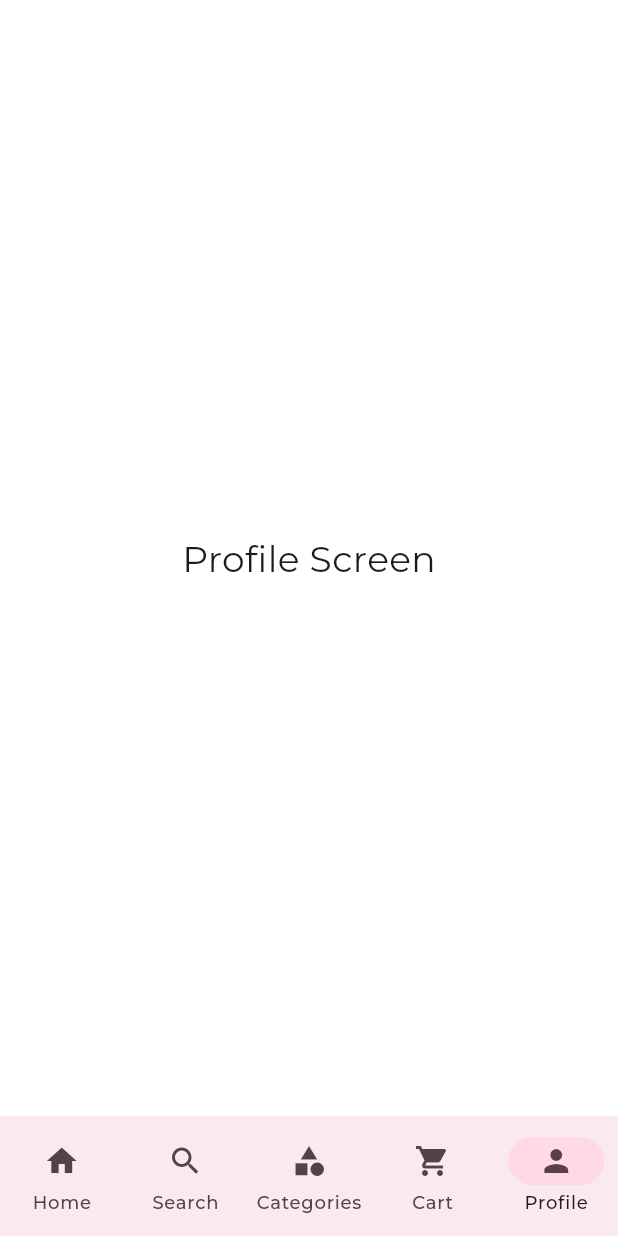
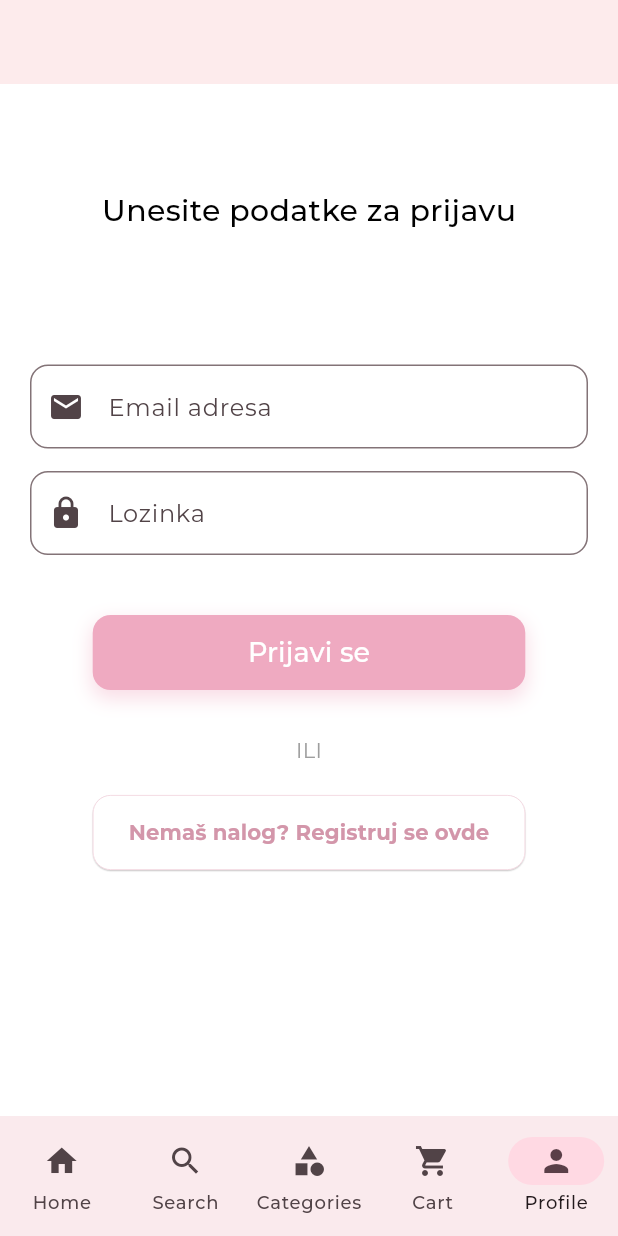
Before and after one commit to saraamicic/MITProjekat, a Flutter app: the screen it shows after launch, item 5 of the bottom bar chosen, on a phone screen of 412 x 824 dp. Run offline on Flutter 3.47's test engine with Material 3 defaults, Android fonts, the phone set to English and light mode, and no system bars; our stand-ins replace card_swiper, fancy_shimmer_image, google_fonts.

Commit message:
Uradjen ekran za prijavu - profile screen, i napravljeno da ako se klikne na dugme za registraciju ode na inner screen register (on nije jos stilizovan skroz)

```diff
--- a/lib/main.dart
+++ b/lib/main.dart
@@ -3,6 +3,7 @@ import 'package:glossyprojekat/consts/app_colors.dart';
 import 'package:glossyprojekat/providers/cart_provider.dart';
 import 'package:glossyprojekat/providers/products_provider.dart';
 import 'package:glossyprojekat/screens/inner_screens/product_details.dart';
+import 'package:glossyprojekat/screens/inner_screens/register_screen.dart';
 import 'package:glossyprojekat/screens/inner_screens/sub_category_screen.dart';
 import 'package:glossyprojekat/screens/root_screen.dart';
 import 'package:glossyprojekat/screens/search_screen.dart';
@@ -53,6 +54,7 @@ class MyApp extends StatelessWidget {
               const ProductDetailsScreen(),
           SubCategoryScreen.routeName: (context) => const SubCategoryScreen(),
           SearchScreen.routeName: (context) => const SearchScreen(),
+          RegisterScreen.routeName: (context) => const RegisterScreen(),
         },
       ),
     );
--- a/lib/screens/inner_screens/product_details.dart
+++ b/lib/screens/inner_screens/product_details.dart
@@ -114,6 +114,7 @@ class ProductDetailsScreen extends StatelessWidget {
               ),
             ),
             onPressed: () {
+
               final cartProvider = Provider.of<CartProvider>(
                 context,
                 listen: false,
--- a/lib/screens/profile_screen.dart
+++ b/lib/screens/profile_screen.dart
@@ -1,15 +1,160 @@
 import 'package:flutter/material.dart';
+import 'package:glossyprojekat/screens/inner_screens/register_screen.dart';
 
-class ProfileScreen extends StatelessWidget {
+class ProfileScreen extends StatefulWidget {
   const ProfileScreen({super.key});
 
   @override
+  State<ProfileScreen> createState() => _ProfileScreenState();
+}
+
+class _ProfileScreenState extends State<ProfileScreen> {
+  //uzmu tekst iz polja(za kasnije)
+  late final TextEditingController _emailController;
+  late final TextEditingController _passwordController;
+
+  @override
+  void initState() {
+    _emailController = TextEditingController();
+    _passwordController = TextEditingController();
+    super.initState();
+  }
+
+  @override
+  void dispose() {
+    _emailController.dispose();
+    _passwordController.dispose();
+    super.dispose();
+  }
+
+  @override
   Widget build(BuildContext context) {
-    return const Scaffold(
-      body: Center(
-        child: Text(
-          'Profile Screen',
-          style: TextStyle(fontSize: 24),
+    final size = MediaQuery.of(context).size;
+
+    return Scaffold(
+      appBar: AppBar(
+        backgroundColor: const Color.fromARGB(255, 253, 235, 236),
+        elevation: 0,
+      ),
+      body: SingleChildScrollView(
+        child: Padding(
+          padding: const EdgeInsets.all(20.0),
+          child: Container(
+            constraints: BoxConstraints(
+              minHeight: size.height * 0.6,
+            ),
+            child: Column(
+              mainAxisAlignment: MainAxisAlignment.start,
+              crossAxisAlignment: CrossAxisAlignment.center,
+              children: [
+                const SizedBox(height: 50),
+                const Text(
+                  "Unesite podatke za prijavu\n\n",
+                  style: TextStyle(
+                    color: Colors.black,
+                    fontSize: 20,
+                    fontWeight: FontWeight.w500,
+                  ),
+                ),
+                const SizedBox(height: 30),
+
+                // Email polje
+                TextField(
+                  controller: _emailController,
+                  keyboardType: TextInputType.emailAddress,
+                  decoration: InputDecoration(
+                    hintText: "Email adresa",
+                    prefixIcon: const Icon(Icons.email),
+                    border: OutlineInputBorder(borderRadius: BorderRadius.circular(12)),
+                  ),
+                ),
+                const SizedBox(height: 15),
+
+                // Password polje
+                TextField(
+                  controller: _passwordController,
+                  obscureText: true,
+                  decoration: InputDecoration(
+                    hintText: "Lozinka",
+                    prefixIcon: const Icon(Icons.lock),
+                    border: OutlineInputBorder(borderRadius: BorderRadius.circular(12)),
+                  ),
+                ),
+                const SizedBox(height: 40),
+
+                //Prijavi se dugme
+                Center(
+                  child: Container(
+                    decoration: BoxDecoration(
+                      borderRadius: BorderRadius.circular(12),
+                      boxShadow: [
+                        BoxShadow(
+                          color: const Color.fromARGB(255, 239, 170, 193).withOpacity(0.4),
+                          spreadRadius: 1,
+                          blurRadius: 10,
+                          offset: const Offset(0, 5),
+                        ),
+                      ],
+                    ),
+                    child: SizedBox(
+                      width: size.width * 0.7,
+                      height: 50,
+                      child: ElevatedButton(
+                        onPressed: () {
+                          print("Login: ${_emailController.text}");
+                        },
+                        style: ElevatedButton.styleFrom(
+                          backgroundColor: const Color.fromARGB(255, 239, 170, 193),
+                          shape: RoundedRectangleBorder(borderRadius: BorderRadius.circular(12)),
+                          elevation: 0,
+                        ),
+                        child: const Text(
+                          "Prijavi se",
+                          style: TextStyle(color: Colors.white, fontSize: 18),
+                        ),
+                      ),
+                    ),
+                  ),
+                ),
+                const SizedBox(height: 30),
+
+                const Text("ILI", style: TextStyle(color: Colors.grey)),
+                const SizedBox(height: 20),
+
+                // Registruj se dugme
+                Center(
+                  child: SizedBox(
+                    width: size.width * 0.7,
+                    height: 50,
+                    child: ElevatedButton(
+                      onPressed: () {
+                        Navigator.pushNamed(context, RegisterScreen.routeName);
+                      },
+                      style: ElevatedButton.styleFrom(
+                        backgroundColor: const Color.fromARGB(255, 255, 255, 255),
+                        foregroundColor: const Color.fromARGB(255, 211, 150, 170),
+                        elevation: 0.4,
+                        shape: RoundedRectangleBorder(
+                          borderRadius: BorderRadius.circular(12),
+                          side: const BorderSide(
+                              color: Color.fromARGB(255, 240, 206, 217), width: 0.5),
+                        ),
+                      ),
+                      child: const FittedBox(
+                        child: Text(
+                          "Nemaš nalog? Registruj se ovde",
+                          style: TextStyle(
+                            fontSize: 16,
+                            fontWeight: FontWeight.bold,
+                          ),
+                        ),
+                      ),
+                    ),
+                  ),
+                ),
+              ],
+            ),
+          ),
         ),
       ),
     );
--- a/lib/widgets/cart_widget.dart
+++ b/lib/widgets/cart_widget.dart
@@ -20,7 +20,6 @@ class CartWidget extends StatelessWidget {
     final productProvider = Provider.of<ProductsProvider>(context);
     final getCurrentProduct = productProvider.findByProdId(cartModel.productId);
 
-    // Pristupamo CartProvider-u za funkcije plus/minus/brisanje
     final cartProvider = Provider.of<CartProvider>(context);
 
     if (getCurrentProduct == null) return const SizedBox.shrink();
@@ -95,6 +94,7 @@ class CartWidget extends StatelessWidget {
                       const SizedBox(height: 10),
                       Row(
                         children: [
+                          //minusic
                           _quantityController(
                             icon: Icons.remove,
                             color: Colors.grey.shade300,
@@ -112,6 +112,7 @@ class CartWidget extends StatelessWidget {
                               fontWeight: FontWeight.bold,
                             ),
                           ),
+                          //plusic
                           _quantityController(
                             icon: Icons.add,
                             color: const Color.fromARGB(255, 226, 143, 171),
```
Also changed, not shown: lib/screens/inner_screens/register_screen.dart (added, +59 -0 lines).
